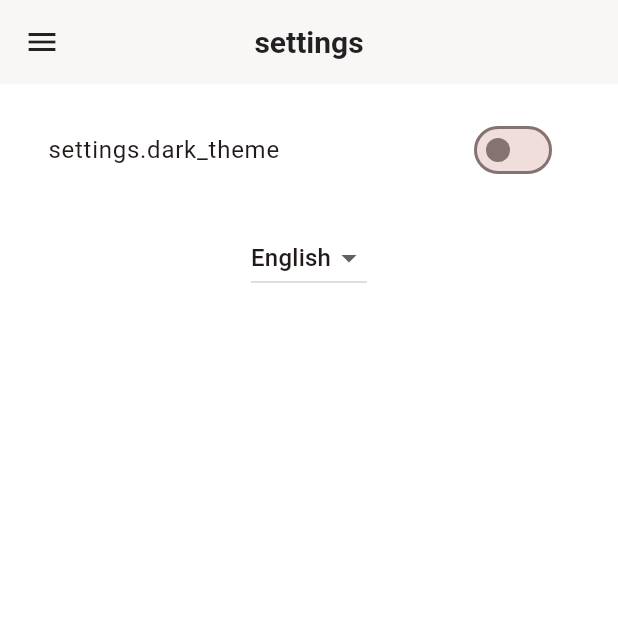
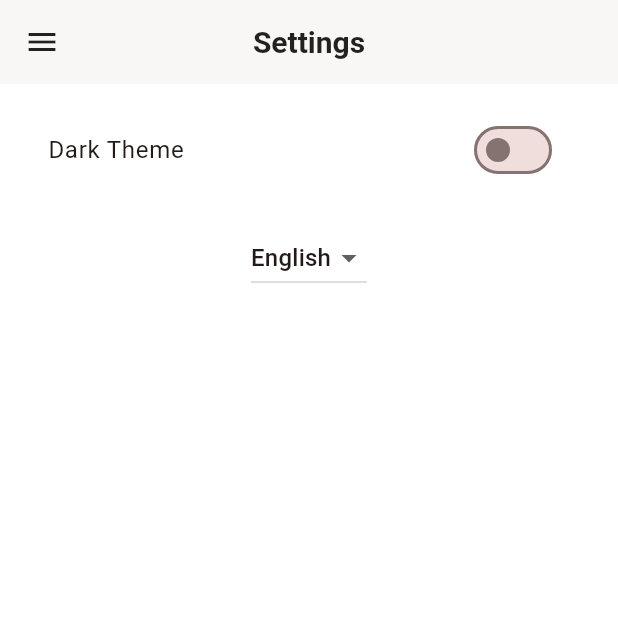
Before and after one commit to Kerem-Yavuz/mobiluygulamagelistirme, a Flutter app: the SettingsPage screen opened by its route, on a phone screen of 412 x 824 dp, the top half of it. Run offline on Flutter 3.47's test engine with Material 3 defaults, Android fonts, the phone set to English and light mode, and no system bars; our stand-ins replace easy_localization, firebase_auth, firebase_core, google_sign_in, shared_preferences, supabase_flutter; accounts and stored records are empty.

Commit message:
Add localization support and theme management; create language files for English and Turkish

```diff
--- /dev/null
+++ b/assets/lang/en.json
@@ -0,0 +1,4 @@
+{
+  "settings": "Settings",
+  "dark_theme": "Dark Theme"
+}
--- /dev/null
+++ b/assets/lang/tr.json
@@ -0,0 +1,4 @@
+{
+  "settings": "Ayarlar",
+  "dark_theme": "Karanlık Tema"
+}
--- a/lib/login_screen.dart
+++ b/lib/login_screen.dart
@@ -240,6 +240,7 @@ class _LoginScreenState extends State<LoginScreen> {
               const SizedBox(height: 30),
 
               TextField(
+                controller: _usernameController,
                 decoration: const InputDecoration(
                   labelText: 'Kullanıcı Adı',
                   prefixIcon: Icon(Icons.person),
@@ -248,6 +249,7 @@ class _LoginScreenState extends State<LoginScreen> {
               const SizedBox(height: 15),
 
               TextField(
+                controller: _passwordController,
                 obscureText: true,
                 decoration: const InputDecoration(
                   labelText: 'Şifre',
--- a/lib/main.dart
+++ b/lib/main.dart
@@ -162,6 +162,9 @@ class MyApp extends StatelessWidget {
     final themeNotifier = Provider.of<ThemeNotifier>(context);
     return MaterialApp(
       title: 'Flutter Demo',
+      localizationsDelegates: context.localizationDelegates,
+      supportedLocales: context.supportedLocales,
+      locale: context.locale,
       theme: lightTheme,
       darkTheme: darkTheme,
       themeMode: themeNotifier.isDarkTheme ? ThemeMode.dark : ThemeMode.light,
--- a/lib/settings.dart
+++ b/lib/settings.dart
@@ -21,7 +21,7 @@ class SettingsPage extends StatelessWidget {
     final themeNotifier = Provider.of<ThemeNotifier>(context);
     final isDarkTheme = themeNotifier.isDarkTheme;
     final currentLocale = context.locale;
-
+    print('settings.tr() => ${'settings'.tr()}');
     return Scaffold(
       appBar: MyAppBar(title: "settings".tr()),
       drawer: MyDrawer(),
@@ -31,7 +31,7 @@ class SettingsPage extends StatelessWidget {
           children: [
             // Theme switch
             SwitchListTile(
-              title: Text('settings.dark_theme').tr(),
+              title: Text('dark_theme'.tr()),
               value: isDarkTheme,
               onChanged: (bool value) {
                 themeNotifier.toggleTheme(value);
```
Also changed, not shown: pubspec.yaml (+3 -38 lines).
